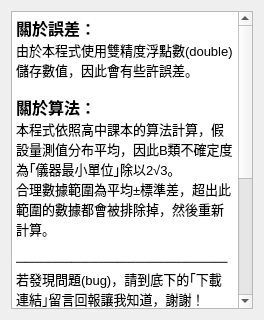
Old version of the form about.ui in the repository C-W-Z/UncertaintyCalculator.
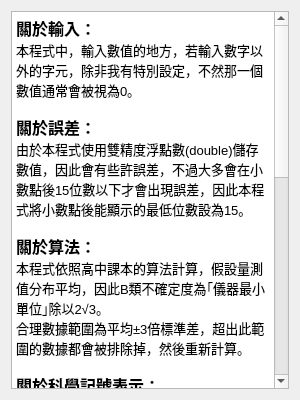
New version of the form.

```diff
--- a/about.ui
+++ b/about.ui
@@ -6,8 +6,8 @@
    <rect>
     <x>0</x>
     <y>0</y>
-    <width>264</width>
-    <height>320</height>
+    <width>300</width>
+    <height>400</height>
    </rect>
   </property>
   <property name="windowTitle">
@@ -26,19 +26,28 @@
 &lt;html&gt;&lt;head&gt;&lt;meta name=&quot;qrichtext&quot; content=&quot;1&quot; /&gt;&lt;style type=&quot;text/css&quot;&gt;
 p, li { white-space: pre-wrap; }
 &lt;/style&gt;&lt;/head&gt;&lt;body style=&quot; font-family:'PMingLiU'; font-size:9pt; font-weight:400; font-style:normal;&quot;&gt;
+&lt;p style=&quot; margin-top:0px; margin-bottom:0px; margin-left:0px; margin-right:0px; -qt-block-indent:0; text-indent:0px;&quot;&gt;&lt;span style=&quot; font-family:'DFKai-SB'; font-size:12pt; font-weight:600;&quot;&gt;關於輸入：&lt;/span&gt;&lt;/p&gt;
+&lt;p style=&quot; margin-top:0px; margin-bottom:0px; margin-left:0px; margin-right:0px; -qt-block-indent:0; text-indent:0px;&quot;&gt;&lt;span style=&quot; font-family:'Microsoft JhengHei','Segoe UI','PMingLiU'; font-size:10pt;&quot;&gt;本程式中，輸入數值的地方，若輸入數字以外的字元，除非我有特別設定，不然那一個數值通常會被視為0。&lt;/span&gt;&lt;/p&gt;
+&lt;p style=&quot;-qt-paragraph-type:empty; margin-top:0px; margin-bottom:0px; margin-left:0px; margin-right:0px; -qt-block-indent:0; text-indent:0px; font-family:'Microsoft JhengHei','Segoe UI','PMingLiU'; font-size:10pt;&quot;&gt;&lt;br /&gt;&lt;/p&gt;
 &lt;p style=&quot; margin-top:0px; margin-bottom:0px; margin-left:0px; margin-right:0px; -qt-block-indent:0; text-indent:0px;&quot;&gt;&lt;span style=&quot; font-family:'DFKai-SB'; font-size:12pt; font-weight:600;&quot;&gt;關於誤差：&lt;/span&gt;&lt;/p&gt;
-&lt;p style=&quot; margin-top:0px; margin-bottom:0px; margin-left:0px; margin-right:0px; -qt-block-indent:0; text-indent:0px;&quot;&gt;&lt;span style=&quot; font-family:'Microsoft JhengHei','Segoe UI','PMingLiU'; font-size:10pt;&quot;&gt;由於本程式使用雙精度浮點數(double)儲存數值，因此會有些許誤差。&lt;/span&gt;&lt;/p&gt;
+&lt;p style=&quot; margin-top:0px; margin-bottom:0px; margin-left:0px; margin-right:0px; -qt-block-indent:0; text-indent:0px;&quot;&gt;&lt;span style=&quot; font-family:'Microsoft JhengHei','Segoe UI','PMingLiU'; font-size:10pt;&quot;&gt;由於本程式使用雙精度浮點數(double)儲存數值，因此會有些許誤差，不過大多會在小數點後15位數以下才會出現誤差，因此本程式將小數點後能顯示的最低位數設為15。&lt;/span&gt;&lt;/p&gt;
 &lt;p style=&quot;-qt-paragraph-type:empty; margin-top:0px; margin-bottom:0px; margin-left:0px; margin-right:0px; -qt-block-indent:0; text-indent:0px; font-family:'Microsoft JhengHei','Segoe UI','PMingLiU'; font-size:10pt;&quot;&gt;&lt;br /&gt;&lt;/p&gt;
 &lt;p style=&quot; margin-top:0px; margin-bottom:0px; margin-left:0px; margin-right:0px; -qt-block-indent:0; text-indent:0px;&quot;&gt;&lt;span style=&quot; font-family:'DFKai-SB'; font-size:12pt; font-weight:600;&quot;&gt;關於算法：&lt;/span&gt;&lt;/p&gt;
 &lt;p style=&quot; margin-top:0px; margin-bottom:0px; margin-left:0px; margin-right:0px; -qt-block-indent:0; text-indent:0px;&quot;&gt;&lt;span style=&quot; font-family:'Microsoft JhengHei','Segoe UI','PMingLiU'; font-size:10pt; color:#000000;&quot;&gt;本程式依照高中課本的算法計算，假設量測值分布平均，因此B類不確定度為｢儀器最小單位｣除以2√3。&lt;/span&gt;&lt;/p&gt;
-&lt;p style=&quot; margin-top:0px; margin-bottom:0px; margin-left:0px; margin-right:0px; -qt-block-indent:0; text-indent:0px;&quot;&gt;&lt;span style=&quot; font-family:'Microsoft JhengHei','Segoe UI','PMingLiU'; font-size:10pt; color:#000000;&quot;&gt;合理數據範圍為平均±標準差，超出此範圍的數據都會被排除掉，然後重新計算。&lt;/span&gt;&lt;/p&gt;
+&lt;p style=&quot; margin-top:0px; margin-bottom:0px; margin-left:0px; margin-right:0px; -qt-block-indent:0; text-indent:0px;&quot;&gt;&lt;span style=&quot; font-family:'Microsoft JhengHei','Segoe UI','PMingLiU'; font-size:10pt; color:#000000;&quot;&gt;合理數據範圍為平均±3倍標準差，超出此範圍的數據都會被排除掉，然後重新計算。&lt;/span&gt;&lt;/p&gt;
+&lt;p style=&quot;-qt-paragraph-type:empty; margin-top:0px; margin-bottom:0px; margin-left:0px; margin-right:0px; -qt-block-indent:0; text-indent:0px; font-family:'Microsoft JhengHei','Segoe UI','PMingLiU'; font-size:10pt; color:#000000;&quot;&gt;&lt;br /&gt;&lt;/p&gt;
+&lt;p style=&quot; margin-top:0px; margin-bottom:0px; margin-left:0px; margin-right:0px; -qt-block-indent:0; text-indent:0px;&quot;&gt;&lt;span style=&quot; font-family:'DFKai-SB'; font-size:12pt; font-weight:600;&quot;&gt;關於科學記號表示：&lt;/span&gt;&lt;/p&gt;
+&lt;p style=&quot; margin-top:0px; margin-bottom:0px; margin-left:0px; margin-right:0px; -qt-block-indent:0; text-indent:0px;&quot;&gt;&lt;span style=&quot; font-family:'Microsoft JhengHei','Segoe UI','PMingLiU'; font-size:10pt; color:#000000;&quot;&gt;若數字界於-10~10之間(不包含±10)，就算勾選了｢科學記號表示｣也不會換成｢數字x10^(0)｣，因為10的0次方就是1，我覺得沒必要多此一舉。&lt;/span&gt;&lt;/p&gt;
+&lt;p style=&quot;-qt-paragraph-type:empty; margin-top:0px; margin-bottom:0px; margin-left:0px; margin-right:0px; -qt-block-indent:0; text-indent:0px; font-family:'Microsoft JhengHei','Segoe UI','PMingLiU'; font-size:10pt; color:#000000;&quot;&gt;&lt;br /&gt;&lt;/p&gt;
+&lt;p style=&quot; margin-top:0px; margin-bottom:0px; margin-left:0px; margin-right:0px; -qt-block-indent:0; text-indent:0px;&quot;&gt;&lt;span style=&quot; font-family:'DFKai-SB'; font-size:12pt; font-weight:600;&quot;&gt;關於相對不確定度：&lt;/span&gt;&lt;/p&gt;
+&lt;p style=&quot; margin-top:0px; margin-bottom:0px; margin-left:0px; margin-right:0px; -qt-block-indent:0; text-indent:0px;&quot;&gt;&lt;span style=&quot; font-family:'Microsoft JhengHei','Segoe UI','PMingLiU'; font-size:10pt; color:#000000;&quot;&gt;在｢數學運算｣中，X、Y、Z三者的最佳估計值(±號前面那個格子)只能輸入數字，但不確定度(±號後面的格子)除了輸入數字以外，也可以輸入｢數字%｣(例：3.2%)。&lt;/span&gt;&lt;/p&gt;
 &lt;p style=&quot;-qt-paragraph-type:empty; margin-top:0px; margin-bottom:0px; margin-left:0px; margin-right:0px; -qt-block-indent:0; text-indent:0px; font-family:'Microsoft JhengHei','Segoe UI','PMingLiU'; font-size:10pt; color:#000000;&quot;&gt;&lt;br /&gt;&lt;/p&gt;
 &lt;p style=&quot; margin-top:0px; margin-bottom:0px; margin-left:0px; margin-right:0px; -qt-block-indent:0; text-indent:0px;&quot;&gt;&lt;span style=&quot; font-family:'Microsoft JhengHei','Segoe UI','PMingLiU'; font-size:10pt; color:#000000;&quot;&gt;───────────────────────&lt;/span&gt;&lt;/p&gt;
 &lt;p style=&quot; margin-top:0px; margin-bottom:0px; margin-left:0px; margin-right:0px; -qt-block-indent:0; text-indent:0px;&quot;&gt;&lt;span style=&quot; font-family:'Microsoft JhengHei','Segoe UI','PMingLiU'; font-size:10pt;&quot;&gt;若發現問題(bug)，請到底下的｢下載連結｣留言回報讓我知道，謝謝！&lt;/span&gt;&lt;/p&gt;
 &lt;p style=&quot;-qt-paragraph-type:empty; margin-top:0px; margin-bottom:0px; margin-left:0px; margin-right:0px; -qt-block-indent:0; text-indent:0px; font-family:'Microsoft JhengHei','Segoe UI','PMingLiU'; font-size:10pt; color:#000000;&quot;&gt;&lt;br /&gt;&lt;/p&gt;
 &lt;p style=&quot; margin-top:0px; margin-bottom:0px; margin-left:0px; margin-right:0px; -qt-block-indent:0; text-indent:0px;&quot;&gt;&lt;span style=&quot; font-family:'DFKai-SB'; font-size:12pt; font-weight:600;&quot;&gt;關於本程式：&lt;/span&gt;&lt;/p&gt;
 &lt;p style=&quot;-qt-paragraph-type:empty; margin-top:0px; margin-bottom:0px; margin-left:0px; margin-right:0px; -qt-block-indent:0; text-indent:0px; font-family:'Microsoft JhengHei','Segoe UI','PMingLiU'; font-size:10pt; font-weight:600; color:#000000;&quot;&gt;&lt;br /&gt;&lt;/p&gt;
-&lt;p style=&quot; margin-top:0px; margin-bottom:0px; margin-left:0px; margin-right:0px; -qt-block-indent:0; text-indent:0px;&quot;&gt;&lt;span style=&quot; font-family:'Microsoft JhengHei','Segoe UI','PMingLiU'; font-size:10pt;&quot;&gt;版本：1.3&lt;/span&gt;&lt;/p&gt;
+&lt;p style=&quot; margin-top:0px; margin-bottom:0px; margin-left:0px; margin-right:0px; -qt-block-indent:0; text-indent:0px;&quot;&gt;&lt;span style=&quot; font-family:'Microsoft JhengHei','Segoe UI','PMingLiU'; font-size:10pt;&quot;&gt;版本：1.4&lt;/span&gt;&lt;/p&gt;
 &lt;p style=&quot;-qt-paragraph-type:empty; margin-top:0px; margin-bottom:0px; margin-left:0px; margin-right:0px; -qt-block-indent:0; text-indent:0px; font-family:'Microsoft JhengHei','Segoe UI','PMingLiU'; font-size:10pt; font-weight:600; color:#000000;&quot;&gt;&lt;br /&gt;&lt;/p&gt;
 &lt;p style=&quot; margin-top:0px; margin-bottom:0px; margin-left:0px; margin-right:0px; -qt-block-indent:0; text-indent:0px;&quot;&gt;&lt;span style=&quot; font-family:'Microsoft JhengHei','Segoe UI','PMingLiU'; font-size:10pt; color:#000000;&quot;&gt;下載連結：&lt;/span&gt;&lt;/p&gt;
 &lt;p style=&quot; margin-top:0px; margin-bottom:0px; margin-left:0px; margin-right:0px; -qt-block-indent:0; text-indent:0px;&quot;&gt;&lt;a href=&quot;https://goodbunbunblog.blogspot.com/2020/11/ECalculator.html&quot;&gt;&lt;span style=&quot; font-family:'Microsoft JhengHei','Segoe UI','PMingLiU'; font-size:10pt; text-decoration: underline; color:#0000ff;&quot;&gt;https://goodbunbunblog.blogspot.com/2020/11/ECalculator.html&lt;/span&gt;&lt;/a&gt;&lt;/p&gt;
```
